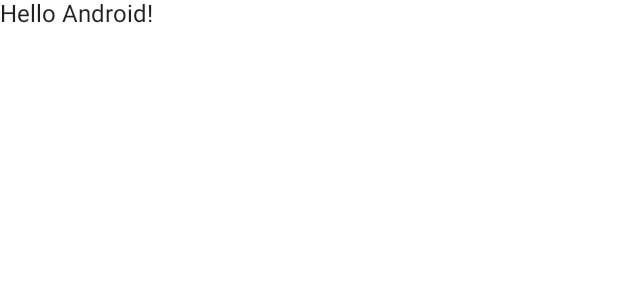
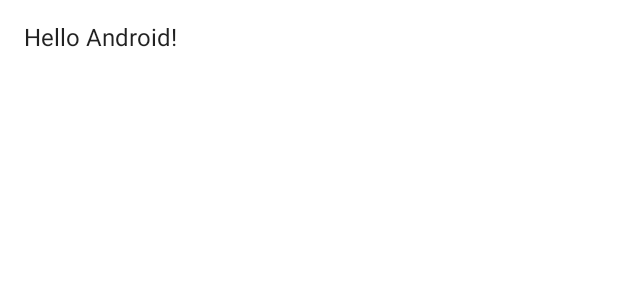
Before and after one commit to alexandregressier/compose-basics, an Android app built with Jetpack Compose: the @Preview function DefaultPreview, on a phone screen of 412 x 824 dp. Shown: the top 300 px of the screen. Run offline under Robolectric (Android 15) with nearby library versions, the phone set to English and light mode, and no system bars.

Commit message:
Create an intermediate MyApp component

```diff
--- a/app/src/main/java/dev/gressier/composebasics/MainActivity.kt
+++ b/app/src/main/java/dev/gressier/composebasics/MainActivity.kt
@@ -3,13 +3,17 @@ package dev.gressier.composebasics
 import android.os.Bundle
 import androidx.activity.ComponentActivity
 import androidx.activity.compose.setContent
+import androidx.compose.foundation.background
 import androidx.compose.foundation.layout.fillMaxSize
+import androidx.compose.foundation.layout.padding
 import androidx.compose.material.MaterialTheme
 import androidx.compose.material.Surface
 import androidx.compose.material.Text
 import androidx.compose.runtime.Composable
 import androidx.compose.ui.Modifier
+import androidx.compose.ui.graphics.Color
 import androidx.compose.ui.tooling.preview.Preview
+import androidx.compose.ui.unit.dp
 import dev.gressier.composebasics.ui.theme.ComposeBasicsTheme
 
 class MainActivity : ComponentActivity() {
@@ -17,25 +21,34 @@ class MainActivity : ComponentActivity() {
     override fun onCreate(savedInstanceState: Bundle?) {
         super.onCreate(savedInstanceState)
         setContent {
-            ComposeBasicsTheme {
-                // A surface container using the 'background' color from the theme
-                Surface(modifier = Modifier.fillMaxSize(), color = MaterialTheme.colors.background) {
-                    Greeting("Android")
-                }
+            MyApp {
+                Greeting("Android")
             }
         }
     }
 }
 
 @Composable
+fun MyApp(content: @Composable () -> Unit) {
+    ComposeBasicsTheme {
+        Surface(modifier = Modifier.fillMaxSize(), color = MaterialTheme.colors.background) {
+            content()
+        }
+    }
+}
+
+@Composable
 fun Greeting(name: String) {
-    Text(text = "Hello $name!")
+    Text(
+        "Hello $name!",
+        Modifier.padding(16.dp)
+    )
 }
 
 @Preview(showBackground = true)
 @Composable
 fun DefaultPreview() {
-    ComposeBasicsTheme {
+    MyApp {
         Greeting("Android")
     }
 }
```
